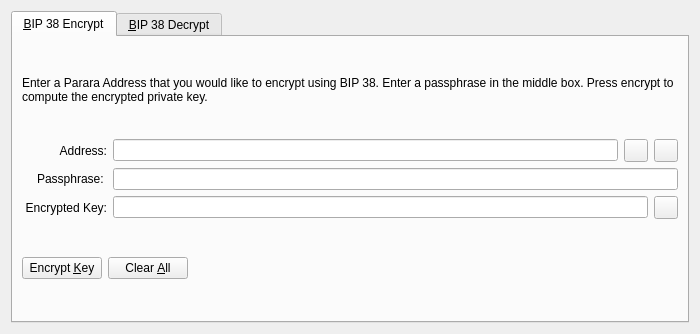
Old version of the form src/qt/forms/bip38tooldialog.ui in the repository phoenixkonsole/papara.
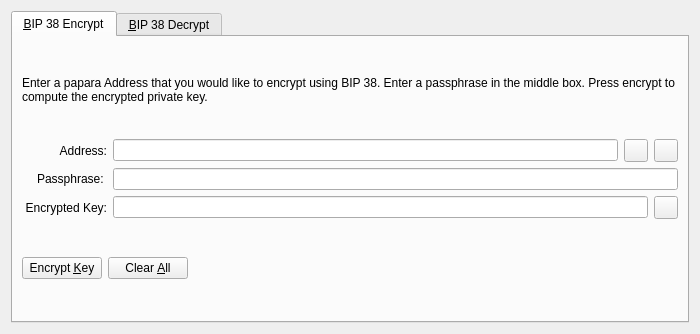
New version of the form. The open tabs and pages were chosen to show the change. Icons and pictures are not drawn. Custom widgets are drawn as their Qt base class.

```diff
--- a/src/qt/forms/bip38tooldialog.ui
+++ b/src/qt/forms/bip38tooldialog.ui
@@ -30,7 +30,7 @@
        <item>
         <widget class="QLabel" name="infoLabel_ENC">
          <property name="text">
-          <string>Enter a Parara Address that you would like to encrypt using BIP 38. Enter a passphrase in the middle box. Press encrypt to compute the encrypted private key.</string>
+          <string>Enter a papara Address that you would like to encrypt using BIP 38. Enter a passphrase in the middle box. Press encrypt to compute the encrypted private key.</string>
          </property>
          <property name="textFormat">
           <enum>Qt::PlainText</enum>
```
Left out of the diff: 22 changed lines with no effect on the pictures.
